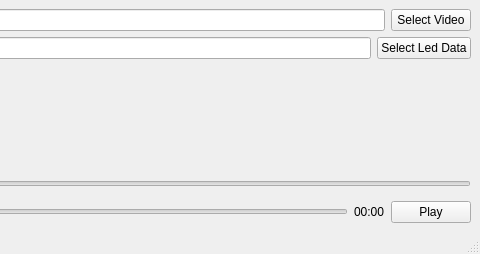
This is pc_c++_preprocess/cpp_vlc_preprocess_player/preprocessplayer.ui in 0LTSU0/ScreenLed as Qt 5 draws it before an edit; both pictures show x 321 to 801 and y 0 to 254 of the 801 by 254 pixel window. The edited form follows.
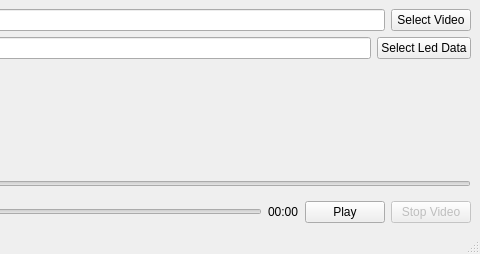
This is the edited form.

Commit message: add button for stopping vlc

```diff
--- a/pc_c++_preprocess/cpp_vlc_preprocess_player/preprocessplayer.ui
+++ b/pc_c++_preprocess/cpp_vlc_preprocess_player/preprocessplayer.ui
@@ -114,6 +114,16 @@
         </property>
        </widget>
       </item>
+      <item>
+       <widget class="QPushButton" name="stopVideoButton">
+        <property name="enabled">
+         <bool>false</bool>
+        </property>
+        <property name="text">
+         <string>Stop Video</string>
+        </property>
+       </widget>
+      </item>
      </layout>
     </item>
    </layout>
```
The commit also changes 4 other files.
